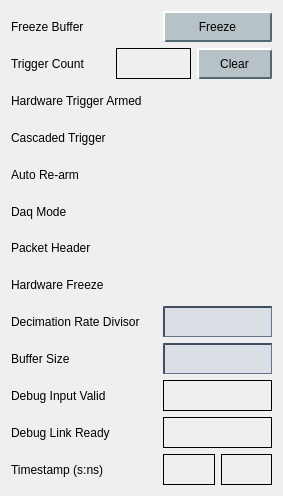
Before: the Qt Designer form new_look/mux_settings.ui in cristinasewell/ATCA_PyDM_Screens, drawn with Qt 5.
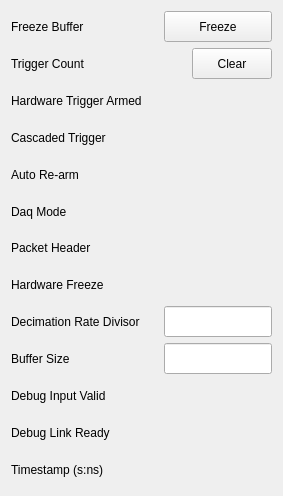
After: the same form once the commit is applied. Custom widgets are drawn as their Qt base class.

What changed in the file:
```diff
--- a/new_look/mux_settings.ui
+++ b/new_look/mux_settings.ui
@@ -14,36 +14,7 @@
    <string>Form</string>
   </property>
   <property name="styleSheet">
-   <string notr="true">QPushButton {
-    background-color: rgb(182, 194, 198);
-    border-color: rgb(182, 204, 212) rgb(82, 104, 112) rgb(82, 104, 112) rgb(182,204,212);
-    border-style: outset;
-    border-radius: 2px;
-    border-width: 2px; 
-    padding: 5px;
-}
-QPushButton:hover {
-   background-color: rgb(154,170,176);
-}
-QPushButton:pressed {
-    background-color: rgb(104,198,176);
-    border-style: inset;
-    border-width: 3px;
-	border-color: rgb(32,86,73);
-}
-QPushButton:checked{
-    background-color: rgb(104,198,176);
-    border-style: inset;
-    border-width: 3px;
-	border-color: rgb(82, 104, 112)  rgb(182, 204, 212) rgb(182,204,212) rgb(82, 104, 112) ;
-}
-
-QLineEdit {
-  background-color: rgb(218,223,230);
-  border-color: rgb(66,77,96);
-  border-style: inset;
-  border-width: 2px 1px 1px 2px;
-}</string>
+   <string notr="true"/>
   </property>
   <layout class="QGridLayout" name="gridLayout">
    <item row="2" column="0" colspan="2">
@@ -332,7 +303,7 @@
         <string notr="true"/>
        </property>
        <property name="frameShape">
-        <enum>QFrame::Panel</enum>
+        <enum>QFrame::NoFrame</enum>
        </property>
        <property name="text">
         <string/>
@@ -351,7 +322,7 @@
         <string notr="true"/>
        </property>
        <property name="frameShape">
-        <enum>QFrame::Panel</enum>
+        <enum>QFrame::NoFrame</enum>
        </property>
        <property name="text">
         <string/>
@@ -441,7 +412,7 @@
       <string notr="true"/>
      </property>
      <property name="frameShape">
-      <enum>QFrame::Panel</enum>
+      <enum>QFrame::NoFrame</enum>
      </property>
      <property name="text">
       <string/>
@@ -532,7 +503,7 @@
       <string notr="true"/>
      </property>
      <property name="frameShape">
-      <enum>QFrame::Panel</enum>
+      <enum>QFrame::NoFrame</enum>
      </property>
      <property name="text">
       <string/>
@@ -565,7 +536,7 @@
         <string notr="true"/>
        </property>
        <property name="frameShape">
-        <enum>QFrame::Panel</enum>
+        <enum>QFrame::NoFrame</enum>
        </property>
        <property name="text">
         <string/>
```
